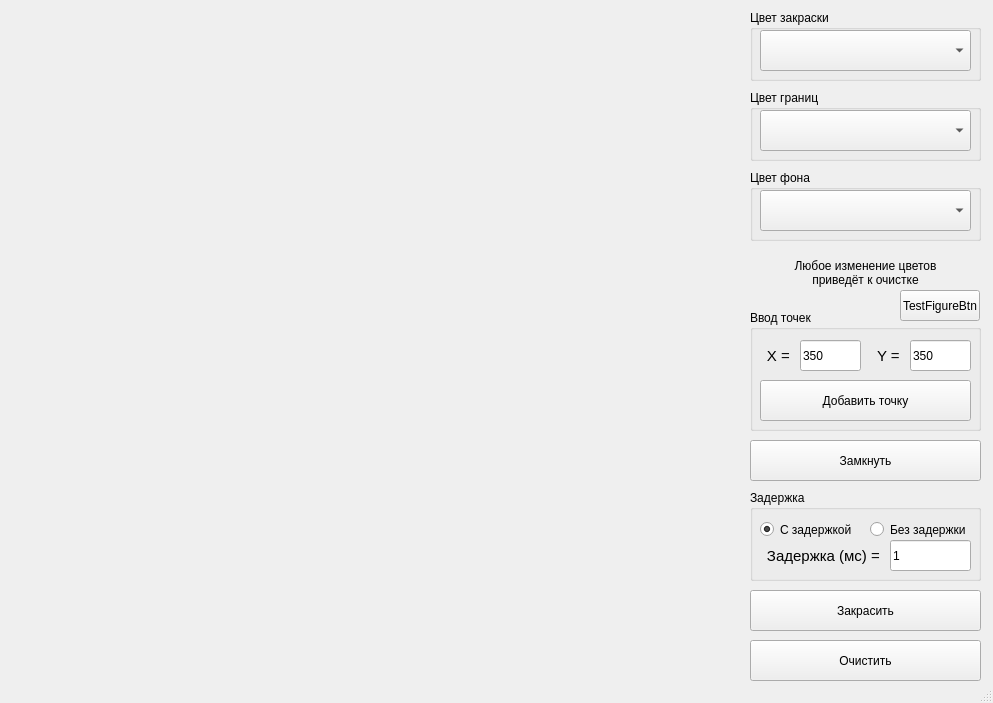
The window that Lab5/mainwindow.ui (Inlucker/ComputerGraphics) describes before a commit, drawn with Qt 5.
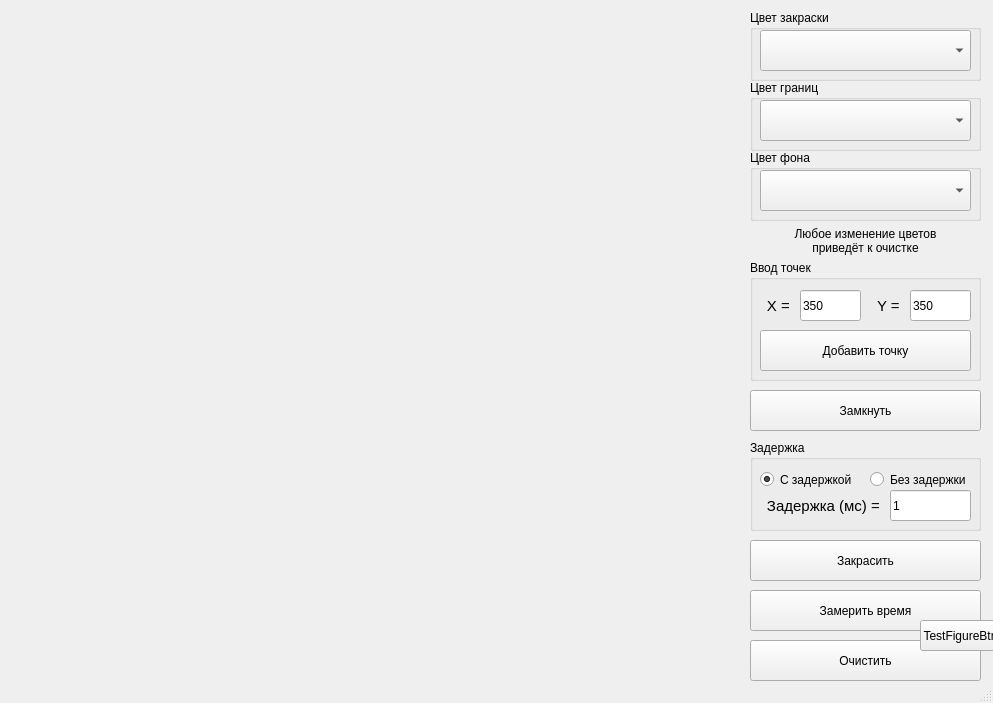
The same window after the commit.

Commit message: added time test and modified interface

Diff of the .ui file:
```diff
--- a/Lab5/mainwindow.ui
+++ b/Lab5/mainwindow.ui
@@ -52,7 +52,7 @@
     <property name="geometry">
      <rect>
       <x>750</x>
-      <y>90</y>
+      <y>80</y>
       <width>231</width>
       <height>71</height>
      </rect>
@@ -75,7 +75,7 @@
     <property name="geometry">
      <rect>
       <x>750</x>
-      <y>170</y>
+      <y>150</y>
       <width>231</width>
       <height>71</height>
      </rect>
@@ -111,7 +111,7 @@
     <property name="geometry">
      <rect>
       <x>750</x>
-      <y>590</y>
+      <y>540</y>
       <width>231</width>
       <height>41</height>
      </rect>
@@ -124,7 +124,7 @@
     <property name="geometry">
      <rect>
       <x>750</x>
-      <y>440</y>
+      <y>390</y>
       <width>231</width>
       <height>41</height>
      </rect>
@@ -137,7 +137,7 @@
     <property name="geometry">
      <rect>
       <x>750</x>
-      <y>490</y>
+      <y>440</y>
       <width>231</width>
       <height>91</height>
      </rect>
@@ -213,7 +213,7 @@
     <property name="geometry">
      <rect>
       <x>750</x>
-      <y>310</y>
+      <y>260</y>
       <width>231</width>
       <height>121</height>
      </rect>
@@ -303,11 +303,24 @@
      </property>
     </widget>
    </widget>
+   <widget class="QPushButton" name="get_time_Btn">
+    <property name="geometry">
+     <rect>
+      <x>750</x>
+      <y>590</y>
+      <width>231</width>
+      <height>41</height>
+     </rect>
+    </property>
+    <property name="text">
+     <string>Замерить время</string>
+    </property>
+   </widget>
    <widget class="QLabel" name="label">
     <property name="geometry">
      <rect>
       <x>750</x>
-      <y>252</y>
+      <y>220</y>
       <width>231</width>
       <height>41</height>
      </rect>
@@ -323,9 +336,9 @@
    <widget class="QPushButton" name="pushButton">
     <property name="geometry">
      <rect>
-      <x>900</x>
-      <y>290</y>
-      <width>80</width>
+      <x>920</x>
+      <y>620</y>
+      <width>81</width>
       <height>31</height>
      </rect>
     </property>
```
The commit also changes 2 other files.
